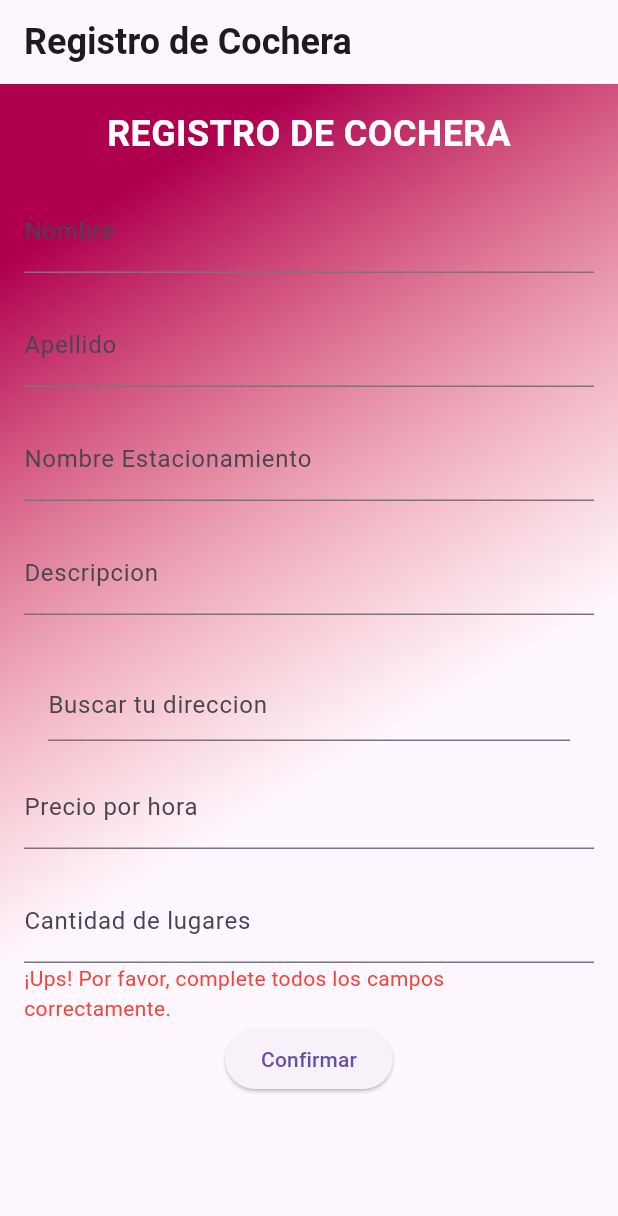
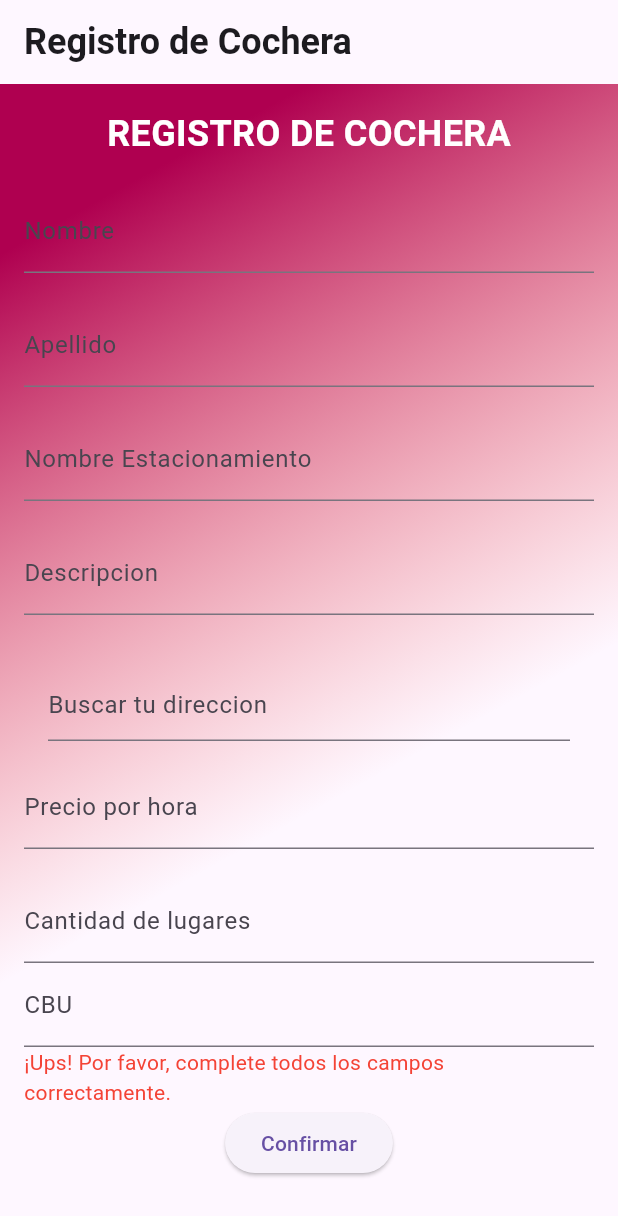
Before and after one commit to PabloCorrera/ProyectoFinalG1, a Flutter app: the GarageRegisterAutoPlete screen opened by its route, after a tap on "Confirmar", on a phone screen of 412 x 824 dp. Shown: the top 1216 px of the screen. Run offline on Flutter 3.47's test engine with Material 3 defaults, Android fonts, the phone set to English and light mode, and no system bars; our stand-ins replace cloud_firestore, firebase_auth, firebase_core, flutter_secure_storage, flutter_svg, font_awesome_flutter and 6 more; missing offline and left inert: flutter_google_places, google_maps_webservice, local_auth_android; accounts and stored records are empty; network calls fail.

Commit message:
Agregando campo CBU a entidad usuario_cochera

```diff
--- a/proyecto_final/lib/entities/usuario_cochera.dart
+++ b/proyecto_final/lib/entities/usuario_cochera.dart
@@ -13,6 +13,7 @@ class UsuarioCochera {
   late double price;
   late String descripcion;
   late int cantLugares;
+  late String CBU;
 
   UsuarioCochera({
     this.nombre = "",
@@ -24,7 +25,8 @@ class UsuarioCochera {
     this.lng = 0.0,
     this.price = 0.0,
     required this.descripcion,
-    required this.cantLugares});
+    required this.cantLugares,
+    this.CBU =""});
 
 
 UsuarioCochera.fromJson(Map<String, Object?> json)
@@ -39,6 +41,8 @@ UsuarioCochera.fromJson(Map<String, Object?> json)
           price: json['price']! as double,
           descripcion: json['descripcion']! as String,
           cantLugares: json['cantLugares']! as int,
+          CBU: json['CBU']! as String,
+
         );
 
    UsuarioCochera copyWith({
@@ -52,6 +56,7 @@ UsuarioCochera.fromJson(Map<String, Object?> json)
   double? price,
   String? descripcion,
   int? cantLugares,
+  String? CBU,
 }) {
   return UsuarioCochera(
     nombre: nombre ?? this.nombre,
@@ -64,6 +69,7 @@ UsuarioCochera.fromJson(Map<String, Object?> json)
     price: price ?? this.price,
     descripcion: descripcion ?? this.descripcion,
     cantLugares: cantLugares ?? this.cantLugares,
+    CBU: CBU ?? this.CBU,
   );
 }
 
@@ -79,6 +85,7 @@ UsuarioCochera.fromJson(Map<String, Object?> json)
       'price': price,
       'descripcion': descripcion,
       'cantLugares': cantLugares,
+      'CBU' : CBU,
     };
   }
   factory UsuarioCochera.fromFirestore(
@@ -97,6 +104,7 @@ UsuarioCochera.fromJson(Map<String, Object?> json)
       price: data?['price'],
       descripcion: data?['descripcion'],
       cantLugares: data?['cantLugares'],
+      CBU : data ? ['CBU'],
     );
   }
 
@@ -113,6 +121,7 @@ UsuarioCochera.fromJson(Map<String, Object?> json)
       if (price != null) 'price': price,
       if (descripcion != null) 'descripcion': descripcion,
       if (cantLugares != null) 'cantLugares': cantLugares,
+      if (CBU != null) 'CBU': CBU,
     };
   }
 
--- a/proyecto_final/lib/pages/garage_register.dart
+++ b/proyecto_final/lib/pages/garage_register.dart
@@ -19,6 +19,7 @@ class GarageRegister extends StatelessWidget {
   final TextEditingController _controllerPrice = TextEditingController();
   final TextEditingController _controllerName = TextEditingController();
   final TextEditingController _controllerSurname = TextEditingController();
+  final TextEditingController _controllerCBU = TextEditingController();
 
   String? errorMessage = '';
   String? emailUsuario = FirebaseAuth.instance.currentUser?.email;
@@ -37,6 +38,7 @@ class GarageRegister extends StatelessWidget {
           descripcion: _description.text,
           price: double.parse(_controllerPrice.text),
         cantLugares: int.parse(_controllerQuantitySpaces.text),
+        CBU: _controllerCBU.text,
         );
         _databaseService.addUsuarioCochera(usuarioCochera);
         context.pushNamed(UsuarioCocheraHome.name);
@@ -130,6 +132,8 @@ Widget build(BuildContext context) {
             _entryFieldNumber('Precio por hora', _controllerPrice),
             const SizedBox(height: 20),
             _entryFieldNumber('Cantidad de lugares', _controllerQuantitySpaces),
+             const SizedBox(height: 20),
+            _entryField('CBU', _controllerCBU),
 
             _errorMessage(),
             _submitButton(context),
--- a/proyecto_final/lib/pages/garage_register_autocomplete.dart
+++ b/proyecto_final/lib/pages/garage_register_autocomplete.dart
@@ -32,6 +32,8 @@ class _GarageRegisterAutoPlete extends State<GarageRegisterAutoPlete> {
   final TextEditingController _controllerPrice = TextEditingController();
   final TextEditingController _controllerName = TextEditingController();
   final TextEditingController _controllerSurname = TextEditingController();
+  final TextEditingController _controllerCBU = TextEditingController();
+
   double latitud = 0;
   double lngitud = 0;
 
@@ -84,9 +86,9 @@ class _GarageRegisterAutoPlete extends State<GarageRegisterAutoPlete> {
 
   Widget _submitButton() {
     return ElevatedButton(
-      onPressed: ()async {
+      onPressed: () async {
         print("se recibio la direccion" + _controllerGarageAdress.text);
-       await convertAdressToLatLng(_controllerGarageAdress.text);
+        await convertAdressToLatLng(_controllerGarageAdress.text);
         String email = emailUsuario ?? "";
         if (isNotBlank(_controllerName.text) &&
             isNotBlank(_controllerSurname.text) &&
@@ -94,7 +96,9 @@ class _GarageRegisterAutoPlete extends State<GarageRegisterAutoPlete> {
             isNotBlank(_controllerGarageAdress.text) &&
             isNotBlank(_description.text) &&
             isNotBlank(_controllerPrice.text) &&
-            isNotBlank(_controllerQuantitySpaces.text)) {
+            isNotBlank(_controllerQuantitySpaces.text) &&
+            isNotBlank(_controllerCBU.text))
+             {
           UsuarioCochera usuarioCochera = UsuarioCochera(
             nombre: _controllerName.text,
             apellido: _controllerSurname.text,
@@ -106,6 +110,7 @@ class _GarageRegisterAutoPlete extends State<GarageRegisterAutoPlete> {
             cantLugares: int.parse(_controllerQuantitySpaces.text),
             lat: latitud,
             lng: lngitud,
+            CBU: _controllerCBU.text,
           );
           _databaseService.addUsuarioCochera(usuarioCochera);
           context.pushNamed(UsuarioCocheraHome.name);
@@ -242,6 +247,8 @@ class _GarageRegisterAutoPlete extends State<GarageRegisterAutoPlete> {
               const SizedBox(height: 20),
               _entryFieldNumber(
                   'Cantidad de lugares', _controllerQuantitySpaces),
+                                _entryField(
+                  'CBU', _controllerCBU),
 
               _errorMessage(),
               _submitButton(),
```
